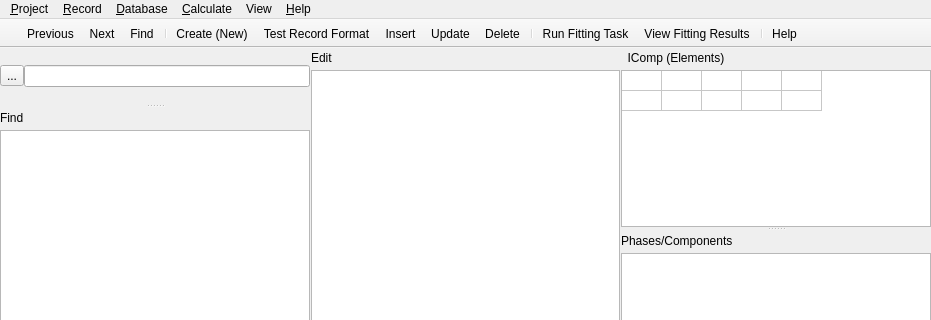
This is gfshell2/dialogs/FITMainWindow.ui in gemshub/gemsfits as Qt 5 draws it before an edit; both pictures show x 0 to 931 and y 0 to 320 of the 931 by 670 pixel window. The edited form follows.
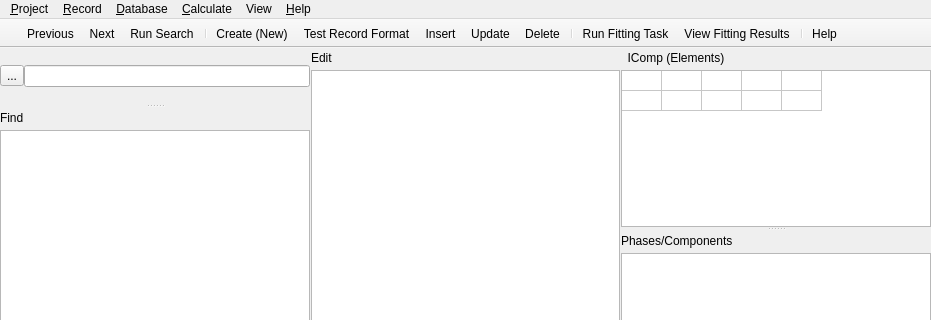
This is the edited form. Icons and pictures are not drawn.

Commit message: Added search commands

The edit to the form file:
```diff
--- a/gfshell2/dialogs/FITMainWindow.ui
+++ b/gfshell2/dialogs/FITMainWindow.ui
@@ -606,7 +606,7 @@
      <normaloff>:/menu/Icons/SelectDisplayRecordIcon.png</normaloff>:/menu/Icons/SelectDisplayRecordIcon.png</iconset>
    </property>
    <property name="text">
-    <string>&amp;Find...</string>
+    <string>Run &amp;Search</string>
    </property>
    <property name="toolTip">
     <string>Find</string>
```
Left out of the diff: 18 changed lines with no effect on the pictures. The commit also changes 10 other files.
